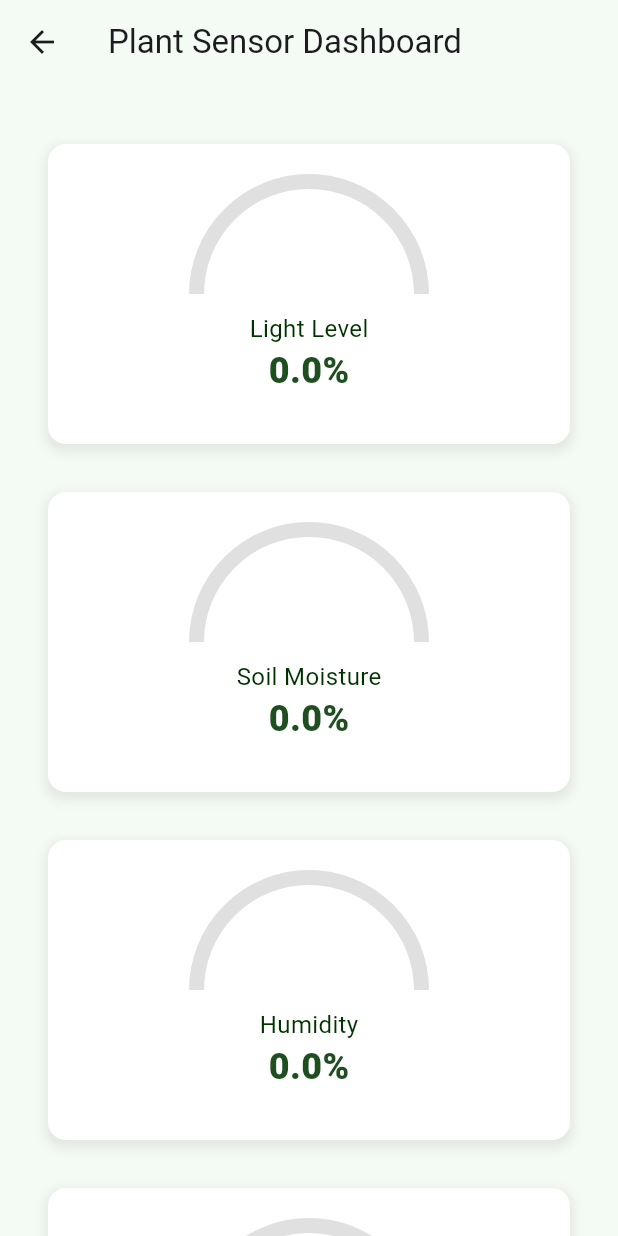
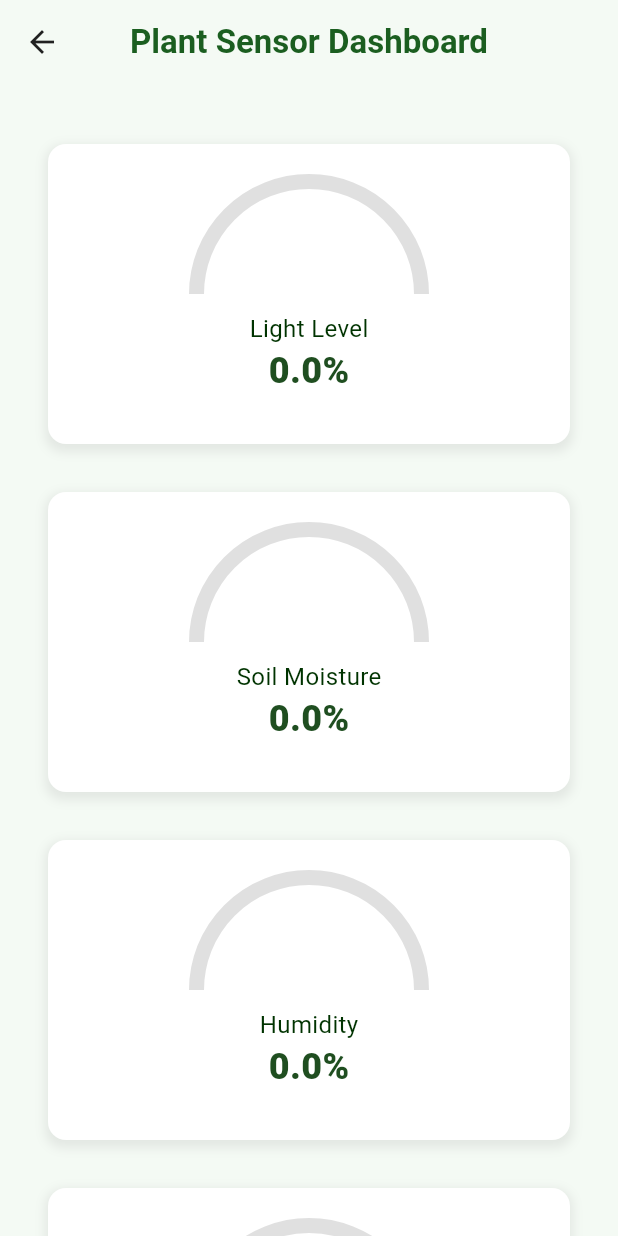
Before and after one commit to SDGP-CS-09/BLOOM-APP, a Flutter app: the SensorDashboard screen opened directly, on a phone screen of 412 x 824 dp. Run offline on Flutter 3.47's test engine with Material 3 defaults, Android fonts, the light colour scheme and no system bars; drawn by our look-alikes of syncfusion_flutter_gauges; our stand-ins replace firebase_core, firebase_database, geolocator, image_picker, permission_handler, supabase_flutter; accounts and stored records are empty; project files that could hold a hidden picture were left out.

Commit message:
Resolve all the bugs

```diff
--- a/bloom2/bloomiot/lib/plants/meters_screen.dart
+++ b/bloom2/bloomiot/lib/plants/meters_screen.dart
@@ -1,7 +1,7 @@
 import 'package:flutter/material.dart';
 import 'package:firebase_database/firebase_database.dart';
 import 'package:syncfusion_flutter_gauges/gauges.dart';
-
+import 'package:bloomiot/mainscreens/home.dart';
 
 class MyApp extends StatelessWidget {
   const MyApp({super.key});
@@ -76,13 +76,34 @@ class _SensorDashboardState extends State<SensorDashboard> {
     return 0.0; // Default to 0.0 for unexpected types
   }
 
+  // Back button handler
+  void _handleBack(BuildContext context) {
+    Navigator.of(context).pushReplacement(
+      MaterialPageRoute(builder: (context) => HomeScreen()),
+    );
+  }
+
   @override
   Widget build(BuildContext context) {
     return Scaffold(
       backgroundColor: const Color(0xFFF4FAF4),
       appBar: AppBar(
-        title: Text('Plant Sensor Dashboard'),
-        backgroundColor: Color(0xFFF4FAF4),
+        elevation: 0,
+        leading: IconButton(
+          icon: Icon(Icons.arrow_back),
+          onPressed: () => _handleBack(context), // Added back button
+          color: Colors.black87,
+        ),
+        title: Text(
+          'Plant Sensor Dashboard',
+          style: TextStyle(
+            fontWeight: FontWeight.w600,
+            color: const Color(0xFF1B5E20),
+          ),
+        ),
+        centerTitle: true,
+        backgroundColor: const Color(0xFFF4FAF4),
+        iconTheme: IconThemeData(color: Colors.black87),
       ),
       body: SingleChildScrollView(
         child: Column(
```
Also changed, not shown: bloom2/bloomiot/lib/plant_watering_screen.dart (+6 -4 lines).
